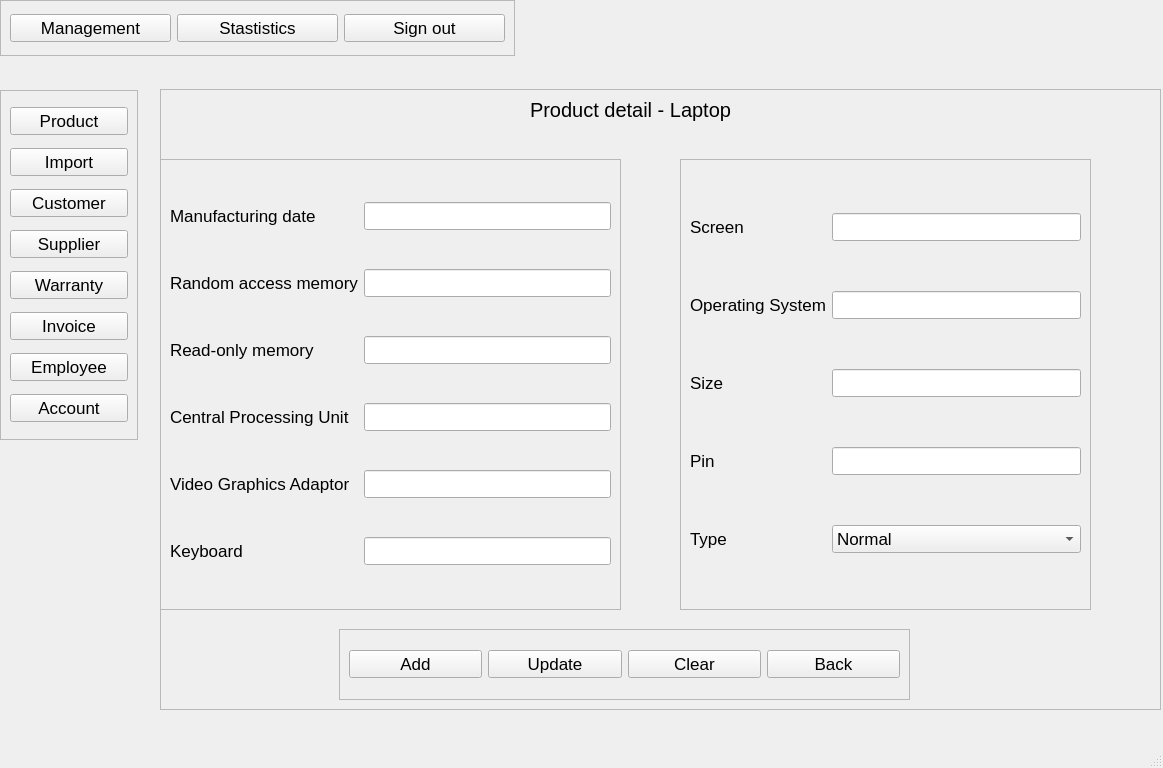
Old version of the form src/View/VIewUI/Laptop.ui in the repository Hai1205/ComputerStore-Python-.
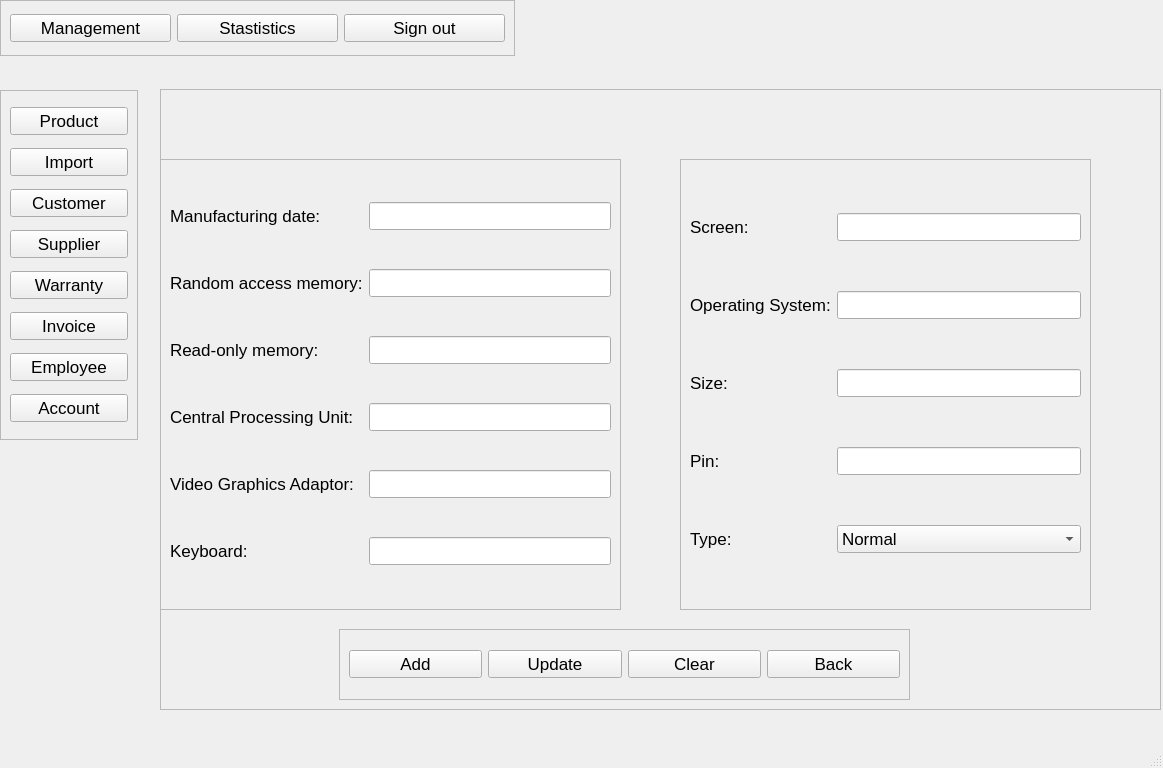
New version of the form.

Diff of the .ui file:
```diff
--- a/src/View/VIewUI/Laptop.ui
+++ b/src/View/VIewUI/Laptop.ui
@@ -49,7 +49,7 @@
       </font>
      </property>
      <property name="text">
-      <string>Product detail - Laptop</string>
+      <string/>
      </property>
      <property name="alignment">
       <set>Qt::AlignCenter</set>
@@ -80,7 +80,7 @@
       <item row="1" column="0">
        <widget class="QLabel" name="label_3">
         <property name="text">
-         <string>Random access memory</string>
+         <string>Random access memory:</string>
         </property>
        </widget>
       </item>
@@ -96,28 +96,28 @@
       <item row="0" column="0">
        <widget class="QLabel" name="label_2">
         <property name="text">
-         <string>Manufacturing date</string>
+         <string>Manufacturing date:</string>
         </property>
        </widget>
       </item>
       <item row="2" column="0">
        <widget class="QLabel" name="label_4">
         <property name="text">
-         <string>Read-only memory</string>
+         <string>Read-only memory:</string>
         </property>
        </widget>
       </item>
       <item row="3" column="0">
        <widget class="QLabel" name="label_5">
         <property name="text">
-         <string>Central Processing Unit</string>
+         <string>Central Processing Unit:</string>
         </property>
        </widget>
       </item>
       <item row="4" column="0">
        <widget class="QLabel" name="label_6">
         <property name="text">
-         <string>Video Graphics Adaptor</string>
+         <string>Video Graphics Adaptor:</string>
         </property>
        </widget>
       </item>
@@ -127,7 +127,7 @@
       <item row="5" column="0">
        <widget class="QLabel" name="label_7">
         <property name="text">
-         <string>Keyboard</string>
+         <string>Keyboard:</string>
         </property>
        </widget>
       </item>
@@ -152,14 +152,14 @@
       <item row="1" column="0">
        <widget class="QLabel" name="label_9">
         <property name="text">
-         <string>Operating System</string>
+         <string>Operating System:</string>
         </property>
        </widget>
       </item>
       <item row="5" column="0">
        <widget class="QLabel" name="label_12">
         <property name="text">
-         <string>Type</string>
+         <string>Type:</string>
         </property>
        </widget>
       </item>
@@ -169,14 +169,14 @@
       <item row="4" column="0">
        <widget class="QLabel" name="label_11">
         <property name="text">
-         <string>Pin</string>
+         <string>Pin:</string>
         </property>
        </widget>
       </item>
       <item row="0" column="0">
        <widget class="QLabel" name="label_8">
         <property name="text">
-         <string>Screen</string>
+         <string>Screen:</string>
         </property>
        </widget>
       </item>
@@ -189,7 +189,7 @@
       <item row="2" column="0">
        <widget class="QLabel" name="label_10">
         <property name="text">
-         <string>Size</string>
+         <string>Size:</string>
         </property>
        </widget>
       </item>
```
Left out of the diff: 2 changed lines with no effect on the pictures.
